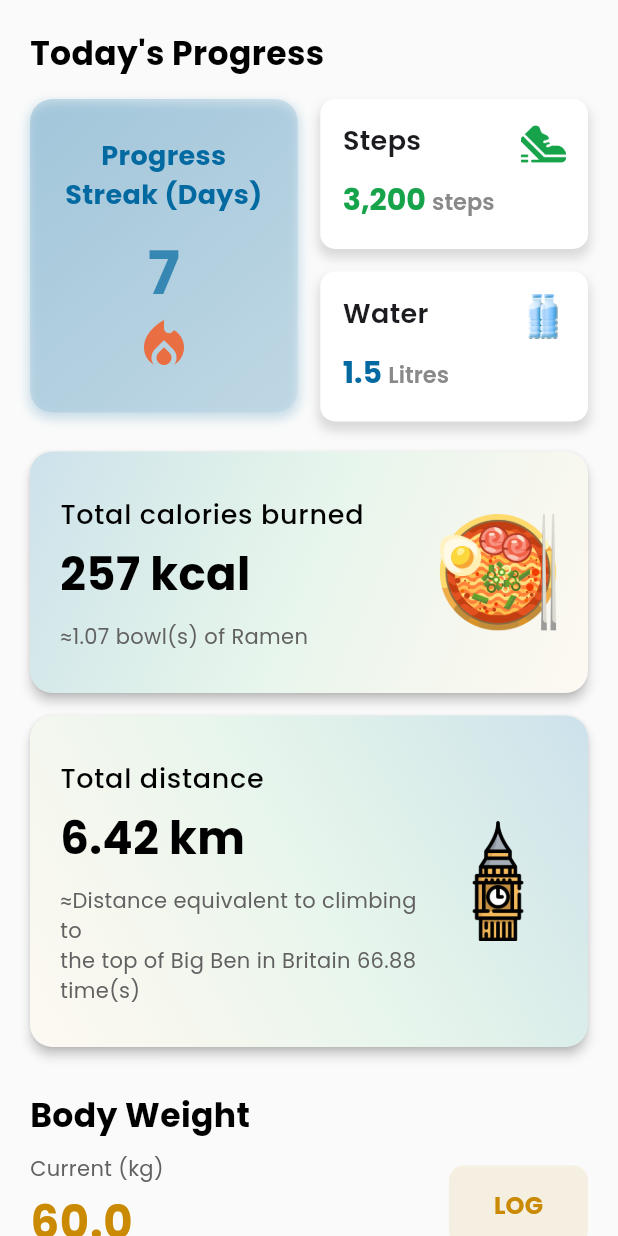
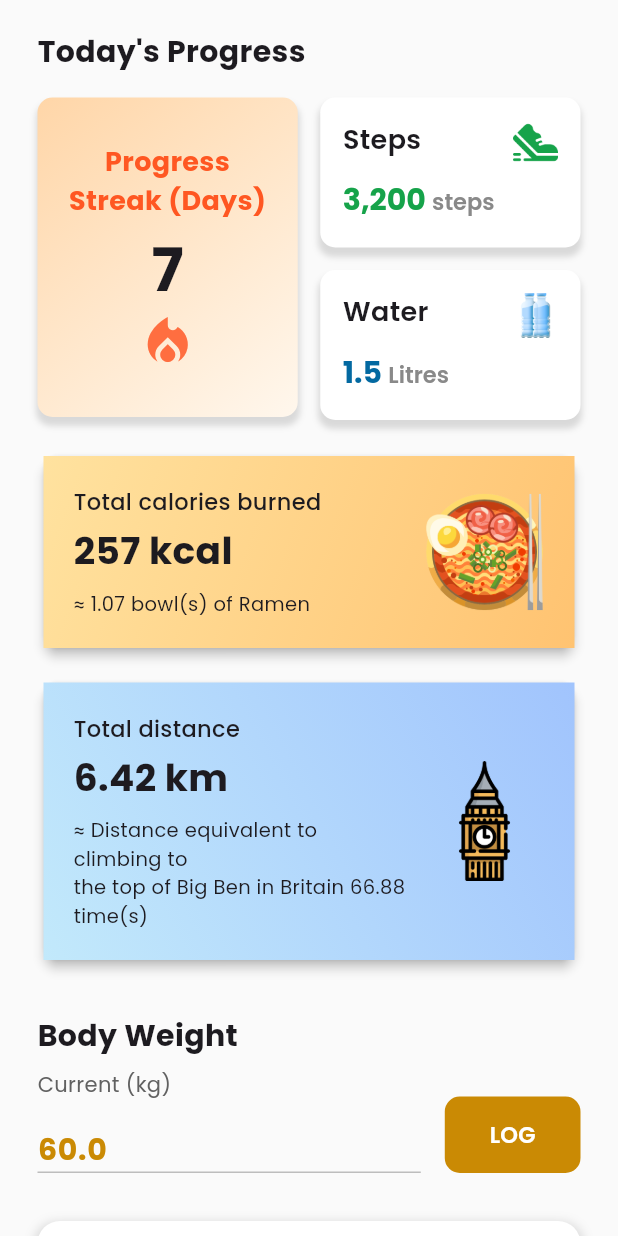
Before and after one commit to evelyn-zhan/cinnamon-health-app, a Flutter app: the ProgressTrackerScreen screen opened directly, on a phone screen of 412 x 824 dp. Run offline on Flutter 3.47's test engine with Material 3 defaults, Android fonts, the light colour scheme and no system bars; our stand-ins replace fl_chart, google_fonts, pinput.

Commit message:
style: reformat code for better readability

```diff
--- a/lib/components/exercise_card.dart
+++ b/lib/components/exercise_card.dart
@@ -6,9 +6,7 @@ class ExerciseCard extends StatelessWidget {
   final String title;
   final String value;
   final String valueSuffix;
-  final Color backgroundColor;
   final Color valueColor;
-  final Color shadowColor;
 
   const ExerciseCard({
     Key? key,
@@ -16,9 +14,7 @@ class ExerciseCard extends StatelessWidget {
     required this.title,
     required this.value,
     required this.valueSuffix,
-    required this.backgroundColor,
     required this.valueColor,
-    required this.shadowColor,
   }) : super(key: key);
 
   @override
@@ -27,16 +23,11 @@ class ExerciseCard extends StatelessWidget {
       height: 100,
       padding: EdgeInsets.all(15),
       decoration: BoxDecoration(
-        color: backgroundColor,
+        color: Theme.of(context).canvasColor,
         borderRadius: BorderRadius.circular(10),
         boxShadow: [
-          BoxShadow(
-            color: shadowColor,
-            spreadRadius: 1,
-            blurRadius: 5,
-            offset: Offset(0, 5),
-          ),
-        ],
+          BoxShadow(color: Theme.of(context).shadowColor, spreadRadius: 1, blurRadius: 3, offset: Offset(0, 5))
+        ]
       ),
       child: Row(
         crossAxisAlignment: CrossAxisAlignment.start,
@@ -44,40 +35,28 @@ class ExerciseCard extends StatelessWidget {
           Column(
             crossAxisAlignment: CrossAxisAlignment.start,
             children: [
-              Text(
-                title,
-                style: GoogleFonts.poppins(
-                    fontSize: 18, fontWeight: FontWeight.w600),
-              ),
-              SizedBox(height: 11),
+              Text(title, style: GoogleFonts.poppins(fontSize: 18, fontWeight: FontWeight.w600)),
+              SizedBox(height: 12),
               RichText(
                 text: TextSpan(
                   children: [
                     TextSpan(
-                      text: '$value ',
-                      style: GoogleFonts.poppins(
-                        color: valueColor,
-                        fontSize: 20,
-                        fontWeight: FontWeight.w700,
-                      ),
+                      text: "$value ",
+                      style: GoogleFonts.poppins(color: valueColor, fontSize: 20, fontWeight: FontWeight.w700)
                     ),
                     TextSpan(
                       text: valueSuffix,
-                      style: GoogleFonts.poppins(
-                        color: Color(0xFF898989),
-                        fontSize: 15,
-                        fontWeight: FontWeight.w600,
-                      ),
-                    ),
-                  ],
-                ),
+                      style: GoogleFonts.poppins(color: Color(0xFF898989), fontSize: 15, fontWeight: FontWeight.w600)
+                    )
+                  ]
+                )
               )
-            ],
+            ]
           ),
           Spacer(),
           if (iconAsset != null) Image.asset(iconAsset!, width: 30, height: 30),
-        ],
-      ),
+        ]
+      )
     );
   }
 }
--- a/lib/components/info_card.dart
+++ b/lib/components/info_card.dart
@@ -1,7 +1,7 @@
 import 'package:flutter/material.dart';
 import 'package:google_fonts/google_fonts.dart';
 
-class ProgressCardTile extends StatelessWidget {
+class InfoCard extends StatelessWidget {
   final String title;
   final String value;
   final String comparisonText;
@@ -9,10 +9,9 @@ class ProgressCardTile extends StatelessWidget {
   final List<Color> gradientColors;
   final Alignment beginGradient;
   final Alignment endGradient;
-  final bool isDarkMode;
 
-  const ProgressCardTile({
-    super.key,
+  const InfoCard({
+    Key? key,
     required this.title,
     required this.value,
     required this.comparisonText,
@@ -20,63 +19,42 @@ class ProgressCardTile extends StatelessWidget {
     required this.gradientColors,
     required this.beginGradient,
     required this.endGradient,
-    required this.isDarkMode,
-  });
+  }) : super(key: key);
 
   @override
   Widget build(BuildContext context) {
     return Card(
-      shape: RoundedRectangleBorder(borderRadius: BorderRadius.circular(15)),
+      color: Colors.transparent,
       elevation: 3,
-      margin: EdgeInsets.zero,
+      shape: RoundedRectangleBorder(
+        borderRadius: BorderRadius.circular(10),
+      ),
       child: Container(
+        padding: EdgeInsets.all(20),
         decoration: BoxDecoration(
-          borderRadius: BorderRadius.circular(15),
           gradient: LinearGradient(
             colors: gradientColors,
             begin: beginGradient,
             end: endGradient,
           ),
+          color: Theme.of(context).canvasColor
         ),
-        padding: const EdgeInsets.all(20),
         child: Row(
+          crossAxisAlignment: CrossAxisAlignment.center,
           children: [
             Expanded(
-              child: ListTile(
-                contentPadding: EdgeInsets.zero,
-                title: Text(
-                  title,
-                  style: GoogleFonts.poppins(
-                    fontSize: 18,
-                    fontWeight: FontWeight.w500,
-                    color: isDarkMode ? Colors.white : Colors.black,
-                  ),
-                ),
-                subtitle: Column(
-                  crossAxisAlignment: CrossAxisAlignment.start,
-                  children: [
-                    const SizedBox(height: 5),
-                    Text(
-                      value,
-                      style: GoogleFonts.poppins(
-                        fontSize: 30,
-                        fontWeight: FontWeight.bold,
-                        color: isDarkMode ? Colors.white : Colors.black,
-                      ),
-                    ),
-                    const SizedBox(height: 10),
-                    Text(
-                      comparisonText,
-                      style: GoogleFonts.poppins(
-                        fontSize: 14,
-                        color: isDarkMode ? Colors.grey[400] : Colors.grey[700],
-                      ),
-                    ),
-                  ],
-                ),
-              ),
+              child: Column(
+                crossAxisAlignment: CrossAxisAlignment.start,
+                children: [
+                  Text(title, style: GoogleFonts.poppins(fontSize: 15, fontWeight: FontWeight.w500)),
+                  SizedBox(height: 4),
+                  Text(value, style: GoogleFonts.poppins(fontSize: 25, fontWeight: FontWeight.w700)),
+                  SizedBox(height: 8),
+                  Text(comparisonText, style: GoogleFonts.poppins(fontSize: 13))
+                ]
+              )
             ),
-            const SizedBox(width: 10),
+            SizedBox(width: 10),
             Image.asset(
               imageAsset,
               width: 80,
--- a/lib/screens/progress.dart
+++ b/lib/screens/progress.dart
@@ -6,39 +6,42 @@ import 'package:health_mobile_app/utils/chart_data.dart';
 import 'package:provider/provider.dart';
 import 'package:health_mobile_app/providers/progress_provider.dart';
 import 'package:google_fonts/google_fonts.dart';
-import 'package:intl/intl.dart';
 
 class ProgressTrackerScreen extends StatefulWidget {
+  const ProgressTrackerScreen({super.key});
+
   @override
-  _ProgressTrackerScreenState createState() => _ProgressTrackerScreenState();
+  ProgressTrackerScreenState createState() => ProgressTrackerScreenState();
 }
 
-class _ProgressTrackerScreenState extends State<ProgressTrackerScreen> {
-  final TextEditingController _weightController = TextEditingController();
+class ProgressTrackerScreenState extends State<ProgressTrackerScreen> {
+  TextEditingController weightController = TextEditingController();
 
   @override
   void initState() {
     super.initState();
-    _weightController.text =
-        Provider.of<ProgressProvider>(context, listen: false)
-            .currentWeight
-            .toStringAsFixed(1);
+    weightController.text = Provider.of<ProgressProvider>(context, listen: false).currentWeight.toStringAsFixed(1);
   }
+
 
   @override
   void dispose() {
-    _weightController.dispose();
     super.dispose();
+    weightController.dispose();
   }
 
   @override
   Widget build(BuildContext context) {
     final progressProvider = Provider.of<ProgressProvider>(context);
-    final isDarkMode = Theme.of(context).brightness == Brightness.dark;
 
     final Color fitnessColor = Color(0xFF0369A1);
     final Color nutritionColor = Color(0xFF16A34A);
     final Color selfCareColor = Color(0xFFCA8A04);
+
+    // final List<Color> gradientColors = [Color(0xFFB8E6FE), Color(0xFFDFF2FE)];
+    final List<Color> gradientColors = [Color(0xFFa1c4fd), Color(0xFFc2e9fb)];
+    // final Alignment beginGradient = Alignment.topLeft;
+    // final Alignment endGradient = Alignment.bottomRight;
 
     final double totalCaloriesBurned = 257.0;
     final double ramenCalories = 240.0;
@@ -52,73 +55,49 @@ class _ProgressTrackerScreenState extends State<ProgressTrackerScreen> {
       backgroundColor: Theme.of(context).scaffoldBackgroundColor,
       body: SingleChildScrollView(
         child: Padding(
-          padding: const EdgeInsets.all(20.0),
+          padding: EdgeInsets.symmetric(horizontal: 25, vertical: 20),
           child: Column(
             crossAxisAlignment: CrossAxisAlignment.start,
             children: [
               Text(
-                'Today\'s Progress',
-                style: GoogleFonts.poppins(
-                  fontSize: 22,
-                  fontWeight: FontWeight.bold,
-                  color: isDarkMode ? Colors.white : Colors.black,
-                ),
+                "Today's Progress",
+                style: GoogleFonts.poppins(fontSize: 20, fontWeight: FontWeight.w700),
               ),
-              SizedBox(height: 15),
+              SizedBox(height: 16),
               Row(
                 crossAxisAlignment: CrossAxisAlignment.start,
                 children: [
                   Expanded(
                     flex: 1,
                     child: Container(
-                      padding:
-                          EdgeInsets.symmetric(vertical: 25, horizontal: 15),
+                      padding: EdgeInsets.symmetric(vertical: 30, horizontal: 20),
                       decoration: BoxDecoration(
                         gradient: LinearGradient(
-                          colors: [
-                            fitnessColor.withOpacity(0.2),
-                            fitnessColor.withOpacity(0.05),
-                          ],
+                          colors: [Color(0xFFffd6a8), Color(0xFFfff7ed)],
                           begin: Alignment.topLeft,
                           end: Alignment.bottomRight,
                         ),
-                        borderRadius: BorderRadius.circular(15),
+                        color: Theme.of(context).canvasColor,
+                        borderRadius: BorderRadius.circular(10),
                         boxShadow: [
-                          BoxShadow(
-                            color: fitnessColor.withOpacity(0.2),
-                            spreadRadius: 1,
-                            blurRadius: 5,
-                            offset: Offset(0, 3),
-                          ),
-                        ],
+                          BoxShadow(color: Theme.of(context).shadowColor, spreadRadius: 1, blurRadius: 3, offset: Offset(0, 5))
+                        ]
                       ),
                       child: Column(
                         mainAxisSize: MainAxisSize.min,
                         mainAxisAlignment: MainAxisAlignment.center,
                         children: [
                           Text(
-                            'Progress Streak (Days)',
+                            "Progress Streak (Days)",
                             textAlign: TextAlign.center,
-                            style: GoogleFonts.poppins(
-                              fontSize: 18,
-                              fontWeight: FontWeight.bold,
-                              color: fitnessColor,
-                            ),
+                            style: GoogleFonts.poppins(fontSize: 18, fontWeight: FontWeight.w700, color: Colors.deepOrange),
                           ),
-                          SizedBox(height: 10),
+                          SizedBox(height: 4),
                           Text(
-                            '${progressProvider.cumulativeLoggedDays}',
-                            style: GoogleFonts.poppins(
-                              fontSize: 40,
-                              fontWeight: FontWeight.bold,
-                              color: fitnessColor.withOpacity(0.7),
-                            ),
+                            "${progressProvider.cumulativeLoggedDays}",
+                            style: GoogleFonts.poppins(fontSize: 40, fontWeight: FontWeight.bold),
                           ),
-                          Icon(
-                            Icons.local_fire_department,
-                            size: 40,
-                            color: Color(0xFFFF4500).withOpacity(0.7),
-                          ),
+                          Icon(Icons.local_fire_department, size: 40, color: Colors.deepOrangeAccent),
                         ],
                       ),
                     ),
@@ -129,90 +108,63 @@ class _ProgressTrackerScreenState extends State<ProgressTrackerScreen> {
                     child: Column(
                       children: [
                         ExerciseCard(
-                          iconAsset: 'assets/images/shoe-icon.png',
-                          title: 'Steps',
-                          value: '3,200',
-                          valueSuffix: 'steps',
-                          valueColor: nutritionColor,
-                          backgroundColor: Theme.of(context).canvasColor,
-                          shadowColor: Theme.of(context).shadowColor,
+                          iconAsset: "assets/images/shoe-icon.png",
+                          title: "Steps",
+                          value: "3,200",
+                          valueSuffix: "steps",
+                          valueColor: nutritionColor
                         ),
                         SizedBox(height: 15),
                         ExerciseCard(
-                          iconAsset: 'assets/images/mineral-water.png',
-                          title: 'Water',
-                          value: '1.5',
-                          valueSuffix: 'Litres',
-                          valueColor: fitnessColor,
-                          backgroundColor: Theme.of(context).canvasColor,
-                          shadowColor: Theme.of(context).shadowColor,
-                        ),
-                      ],
-                    ),
-                  ),
-                ],
+                          iconAsset: "assets/images/mineral-water.png",
+                          title: "Water",
+                          value: "1.5",
+                          valueSuffix: "Litres",
+                          valueColor: fitnessColor
+                        )
+                      ]
+                    )
+                  )
+                ]
               ),
               SizedBox(height: 20),
-              ProgressCardTile(
-                title: 'Total calories burned',
-                value: '${totalCaloriesBurned.toStringAsFixed(0)} kcal',
-                comparisonText:
-                    '≈${ramenEquivalent.toStringAsFixed(2)} bowl(s) of Ramen',
-                imageAsset: 'assets/images/ramen.png',
-                gradientColors: [
-                  fitnessColor.withOpacity(0.2),
-                  nutritionColor.withOpacity(0.1),
-                  selfCareColor.withOpacity(0.05),
-                ],
+              InfoCard(
+                title: "Total calories burned",
+                value: "${totalCaloriesBurned.toStringAsFixed(0)} kcal",
+                comparisonText: "≈ ${ramenEquivalent.toStringAsFixed(2)} bowl(s) of Ramen",
+                imageAsset: "assets/images/ramen.png",
+                gradientColors: [Color(0xFFFFE29F), Color(0xFFFFC371)],
                 beginGradient: Alignment.topLeft,
-                endGradient: Alignment.bottomRight,
-                isDarkMode: isDarkMode,
+                endGradient: Alignment.bottomRight
               ),
               SizedBox(height: 15),
-              ProgressCardTile(
-                title: 'Total distance',
-                value: '${totalDistanceKm.toStringAsFixed(2)} km',
-                comparisonText:
-                    '≈Distance equivalent to climbing to\nthe top of Big Ben in Britain ${bigBenEquivalent.toStringAsFixed(2)} time(s)',
-                imageAsset: 'assets/images/big-ben.png',
-                gradientColors: [
-                  selfCareColor.withOpacity(0.05),
-                  nutritionColor.withOpacity(0.1),
-                  fitnessColor.withOpacity(0.2),
-                ],
-                beginGradient: Alignment.bottomLeft,
-                endGradient: Alignment.topRight,
-                isDarkMode: isDarkMode,
+              InfoCard(
+                title: "Total distance",
+                value: "${totalDistanceKm.toStringAsFixed(2)} km",
+                comparisonText: "≈ Distance equivalent to climbing to\nthe top of Big Ben in Britain ${bigBenEquivalent.toStringAsFixed(2)} time(s)",
+                imageAsset: "assets/images/big-ben.png",
+                gradientColors: [Color(0xFFa1c4fd), Color(0xFFc2e9fb)],
+                beginGradient: Alignment.topRight,
+                endGradient: Alignment.bottomLeft
               ),
-              SizedBox(height: 30),
+              SizedBox(height: 32),
               Text(
-                'Body Weight',
-                style: GoogleFonts.poppins(
-                  fontSize: 22,
-                  fontWeight: FontWeight.bold,
-                  color: isDarkMode ? Colors.white : Colors.black,
-                ),
+                "Body Weight",
+                style: GoogleFonts.poppins(fontSize: 20, fontWeight: FontWeight.bold)
               ),
-              SizedBox(height: 10),
+              SizedBox(height: 8),
               Row(
                 mainAxisAlignment: MainAxisAlignment.spaceBetween,
-                crossAxisAlignment: CrossAxisAlignment.center,
+                crossAxisAlignment: CrossAxisAlignment.end,
                 children: [
                   Expanded(
                     child: Column(
                       crossAxisAlignment: CrossAxisAlignment.start,
                       children: [
-                        Text(
-                          'Current (kg)',
-                          style: GoogleFonts.poppins(
-                            fontSize: 14,
-                            color: Colors.grey[700],
-                          ),
-                        ),
+                        Text("Current (kg)", style: GoogleFonts.poppins(fontSize: 14, color: Colors.grey[700])),
                         TextField(
-                          controller: _weightController,
-                          keyboardType:
-                              TextInputType.numberWithOptions(decimal: true),
+                          controller: weightController,
+                          keyboardType: TextInputType.numberWithOptions(decimal: true),
                           textAlignVertical: TextAlignVertical.center,
                           decoration: InputDecoration(
                             border: InputBorder.none,
@@ -221,15 +173,12 @@ class _ProgressTrackerScreenState extends State<ProgressTrackerScreen> {
                             errorBorder: InputBorder.none,
                             disabledBorder: InputBorder.none,
                             focusedErrorBorder: InputBorder.none,
-                            hintText: 'Enter weight',
+                            hintText: "Enter weight",
+                            hintStyle: GoogleFonts.poppins(fontSize: 18, fontWeight: FontWeight.w500, color: Colors.grey[400]),
                             filled: false,
                             contentPadding: EdgeInsets.zero,
                           ),
-                          style: GoogleFonts.poppins(
-                            fontSize: 30,
-                            fontWeight: FontWeight.bold,
-                            color: selfCareColor,
-                          ),
+                          style: GoogleFonts.poppins(fontSize: 20, fontWeight: FontWeight.w700, color: selfCareColor),
                           onSubmitted: (value) {
                             double? weight = double.tryParse(value);
                             if (weight != null) {
@@ -237,76 +186,53 @@ class _ProgressTrackerScreenState extends State<ProgressTrackerScreen> {
                             }
                           },
                         ),
-                        Divider(
-                          color: Colors.grey[400],
-                          thickness: 1,
-                          height: 1,
-                        ),
-                      ],
-                    ),
+                        Divider(color: Colors.grey[400], thickness: 1, height: 1),
+                      ]
+                    )
                   ),
-                  SizedBox(width: 15),
+                  SizedBox(width: 16),
                   ElevatedButton(
                     onPressed: () {
-                      double? newWeight =
-                          double.tryParse(_weightController.text);
+                      double? newWeight = double.tryParse(weightController.text);
                       if (newWeight != null) {
                         progressProvider.logWeight(newWeight);
                       } else {
                         ScaffoldMessenger.of(context).showSnackBar(
                           SnackBar(
-                              content: Text(
-                                  'Please enter a valid number for weight.')),
+                            content: Text("Please enter a valid number for weight.")
+                          )
                         );
                       }
                     },
                     style: ElevatedButton.styleFrom(
-                      backgroundColor: selfCareColor.withOpacity(0.1),
-                      foregroundColor: selfCareColor,
-                      padding:
-                          EdgeInsets.symmetric(horizontal: 30, vertical: 15),
-                      shape: RoundedRectangleBorder(
-                        borderRadius: BorderRadius.circular(10),
-                      ),
-                      elevation: 0,
+                      backgroundColor: selfCareColor,
+                      foregroundColor: Colors.white,
+                      padding: EdgeInsets.symmetric(horizontal: 30, vertical: 15),
+                      shape: RoundedRectangleBorder(borderRadius: BorderRadius.circular(10)),
+                      elevation: 0
                     ),
-                    child: Text(
-                      'LOG',
-                      style: GoogleFonts.poppins(
-                        fontSize: 16,
-                        fontWeight: FontWeight.bold,
-                      ),
-                    ),
-                  ),
-                ],
+                    child: Text("LOG", style: GoogleFonts.poppins(fontSize: 15, fontWeight: FontWeight.w600)),
+                  )
+                ]
               ),
-              SizedBox(height: 30),
+              SizedBox(height: 32),
               Container(
                 padding: EdgeInsets.all(16),
                 decoration: BoxDecoration(
                   color: Theme.of(context).canvasColor,
                   borderRadius: BorderRadius.circular(15),
                   boxShadow: [
-                    BoxShadow(
-                      color: Theme.of(context).shadowColor,
-                      spreadRadius: 2,
-                      blurRadius: 5,
-                      offset: Offset(0, 3),
-                    ),
-                  ],
+                    BoxShadow(color: Theme.of(context).shadowColor, spreadRadius: 2, blurRadius: 5, offset: Offset(0, 3))
+                  ]
                 ),
                 child: Column(
                   crossAxisAlignment: CrossAxisAlignment.start,
                   children: [
                     Text(
-                      'Weight Progress in the Last 7 Days',
-                      style: GoogleFonts.poppins(
-                        fontSize: 16,
-                        fontWeight: FontWeight.w600,
-                        color: Theme.of(context).textTheme.bodyLarge?.color,
-                      ),
+                      "Weight Progress in the Last 7 Days",
+                      style: GoogleFonts.poppins(fontSize: 16, fontWeight: FontWeight.w600, color: Theme.of(context).textTheme.bodyLarge?.color),
                     ),
-                    SizedBox(height: 15),
+                    SizedBox(height: 16),
                     SizedBox(
                       height: 200,
                       child: LineChart(
@@ -315,16 +241,16 @@ class _ProgressTrackerScreenState extends State<ProgressTrackerScreen> {
                           progressProvider.getDateLabels(),
                           fitnessColor,
                           nutritionColor,
-                        ),
-                      ),
-                    ),
-                  ],
-                ),
-              ),
-            ],
-          ),
-        ),
-      ),
+                        )
+                      )
+                    )
+                  ]
+                )
+              )
+            ]
+          )
+        )
+      )
     );
   }
 }
```
Also changed, not shown: lib/main.dart (+25 -23 lines).
